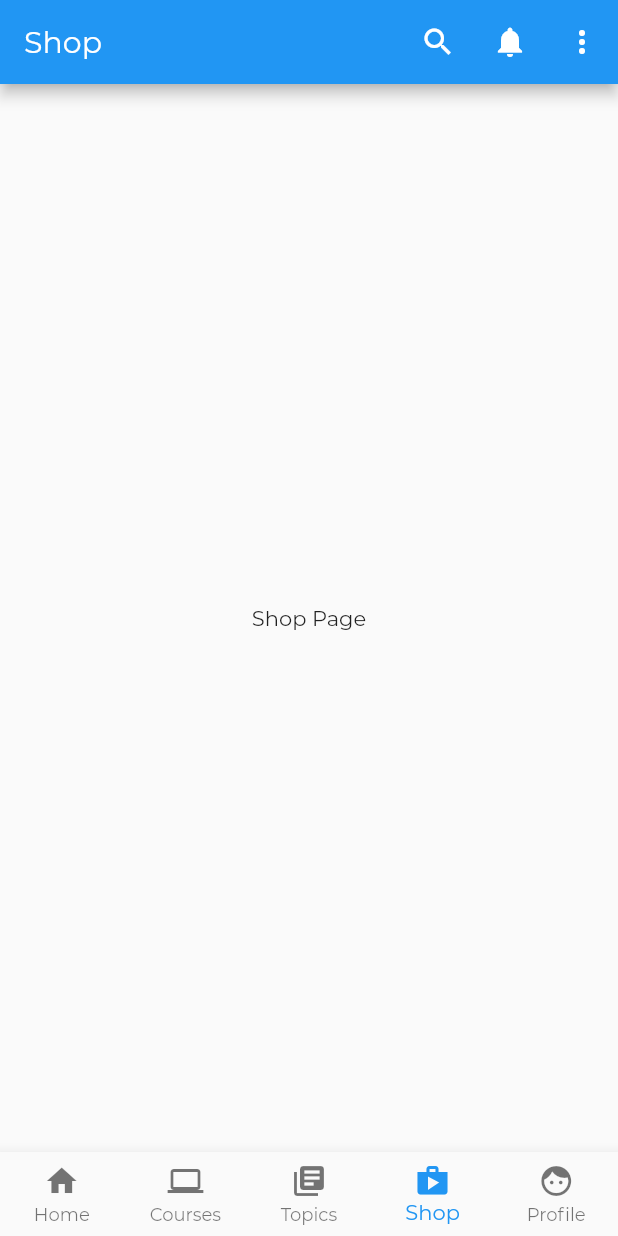
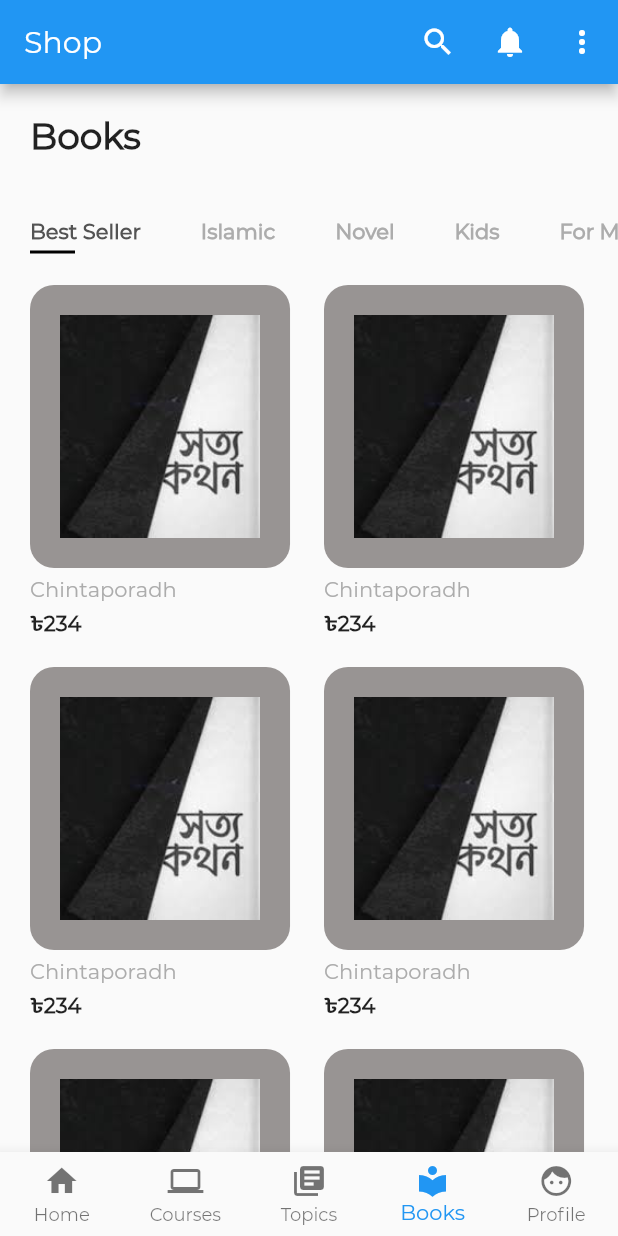
Before and after one commit to mahidul-islam/arrijal_flutter, a Flutter app: the screen it shows after launch, item 4 of the bottom bar chosen, on a phone screen of 412 x 824 dp. Run offline on Flutter 3.47's test engine with Material 2 defaults, Android fonts, the phone set to English and light mode, and no system bars; our stand-ins replace animated_theme_switcher, flutter_login, flutter_screenutil, line_awesome_flutter; missing offline and left inert: rubber.

Commit message:
added book details page

```diff
--- /dev/null
+++ b/lib/book_category.dart
@@ -0,0 +1,64 @@
+import 'package:flutter/material.dart';
+import 'data.dart';
+
+class BookCategory extends StatefulWidget {
+  @override
+  _BookCategoryState createState() => _BookCategoryState();
+}
+
+class _BookCategoryState extends State<BookCategory> {
+  List<String> categories = [
+    "Best Seller",
+    "Islamic",
+    "Novel",
+    "Kids",
+    "For Men",
+    "For Women",
+  ];
+  int selectedIndex = 0;
+  @override
+  Widget build(BuildContext context) {
+    return Padding(
+      padding: const EdgeInsets.symmetric(vertical: kDefaultPaddin),
+      child: SizedBox(
+        height: 25,
+        child: ListView.builder(
+          scrollDirection: Axis.horizontal,
+          itemCount: categories.length,
+          itemBuilder: (context, index) => buildCategory(index),
+        ),
+      ),
+    );
+  }
+
+  Widget buildCategory(int index) {
+    return GestureDetector(
+      onTap: () {
+        setState(() {
+          selectedIndex = index;
+        });
+      },
+      child: Padding(
+        padding: const EdgeInsets.symmetric(horizontal: kDefaultPaddin),
+        child: Column(
+          crossAxisAlignment: CrossAxisAlignment.start,
+          children: <Widget>[
+            Text(
+              categories[index],
+              style: TextStyle(
+                fontWeight: FontWeight.bold,
+                color: selectedIndex == index ? kTextColor : kTextLightColor,
+              ),
+            ),
+            Container(
+              margin: EdgeInsets.only(top: kDefaultPaddin / 4), //top padding 5
+              height: 2,
+              width: 30,
+              color: selectedIndex == index ? Colors.black : Colors.transparent,
+            )
+          ],
+        ),
+      ),
+    );
+  }
+}
--- /dev/null
+++ b/lib/book_item_card.dart
@@ -0,0 +1,49 @@
+import 'package:flutter/material.dart';
+import 'data.dart';
+
+class ItemCard extends StatelessWidget {
+  final Product product;
+  final Function press;
+  const ItemCard({
+    Key key,
+    this.product,
+    this.press,
+  }) : super(key: key);
+
+  @override
+  Widget build(BuildContext context) {
+    return GestureDetector(
+      onTap: press,
+      child: Column(
+        crossAxisAlignment: CrossAxisAlignment.start,
+        children: <Widget>[
+          Expanded(
+            child: Container(
+              padding: EdgeInsets.all(kDefaultPaddin),
+              decoration: BoxDecoration(
+                color: product.color,
+                borderRadius: BorderRadius.circular(16),
+              ),
+              child: Hero(
+                tag: "${product.id}",
+                child: Image.asset(product.image),
+              ),
+            ),
+          ),
+          Padding(
+            padding: const EdgeInsets.symmetric(vertical: kDefaultPaddin / 4),
+            child: Text(
+              // products is out demo list
+              product.title,
+              style: TextStyle(color: kTextLightColor),
+            ),
+          ),
+          Text(
+            "\৳${product.price}",
+            style: TextStyle(fontWeight: FontWeight.bold),
+          )
+        ],
+      ),
+    );
+  }
+}
--- /dev/null
+++ b/lib/books_list_page.dart
@@ -0,0 +1,58 @@
+import 'package:flutter/material.dart';
+import 'book_category.dart';
+import 'data.dart';
+import 'book_item_card.dart';
+import 'book_details_page.dart';
+
+class BookListScreen extends StatefulWidget {
+  @override
+  _BookListScreenState createState() => _BookListScreenState();
+}
+
+class _BookListScreenState extends State<BookListScreen> {
+  @override
+  Widget build(BuildContext context) {
+    return Column(
+      crossAxisAlignment: CrossAxisAlignment.start,
+      children: <Widget>[
+        Padding(
+          padding: const EdgeInsets.symmetric(
+              horizontal: kDefaultPaddin, vertical: kDefaultPaddin),
+          child: Text(
+            "Books",
+            style: Theme.of(context)
+                .textTheme
+                .headline5
+                .copyWith(fontWeight: FontWeight.bold),
+          ),
+        ),
+        BookCategory(),
+        Expanded(
+          child: Padding(
+            padding: const EdgeInsets.symmetric(horizontal: kDefaultPaddin),
+            child: GridView.builder(
+              itemCount: products.length,
+              gridDelegate: SliverGridDelegateWithFixedCrossAxisCount(
+                crossAxisCount: 2,
+                mainAxisSpacing: kDefaultPaddin,
+                crossAxisSpacing: kDefaultPaddin,
+                childAspectRatio: 0.75,
+              ),
+              itemBuilder: (context, index) => ItemCard(
+                product: products[index],
+                press: () => Navigator.push(
+                  context,
+                  MaterialPageRoute(
+                    builder: (context) => BookDetailsPage(
+                      product: products[index],
+                    ),
+                  ),
+                ),
+              ),
+            ),
+          ),
+        ),
+      ],
+    );
+  }
+}
--- a/lib/dashboard_screen.dart
+++ b/lib/dashboard_screen.dart
@@ -1,4 +1,4 @@
-import 'package:ArRijal/shop_items.dart';
+import 'books_list_page.dart';
 import 'package:flutter/material.dart';
 import 'profile.dart';
 import 'single_course.dart';
@@ -79,7 +79,7 @@ class _DashBoardState extends State<DashBoard> {
         );
       }
       if (choice == 3) {
-        return ShopScreen();
+        return BookListScreen();
       }
       if (choice == 4) {
         return Profile();
@@ -115,8 +115,8 @@ class _DashBoardState extends State<DashBoard> {
             title: Text('Topics'),
           ),
           BottomNavigationBarItem(
-            icon: Icon(Icons.shop),
-            title: Text('Shop'),
+            icon: Icon(Icons.local_library),
+            title: Text('Books'),
           ),
           BottomNavigationBarItem(
             icon: Icon(Icons.face),
--- a/lib/data.dart
+++ b/lib/data.dart
@@ -1,3 +1,10 @@
+import 'package:flutter/material.dart';
+
+const kTextColor = Color(0xFF535353);
+const kTextLightColor = Color(0xFFACACAC);
+
+const kDefaultPaddin = 20.0;
+
 var data = [
   {'name': 'iphone', 'des': 'description', 'price': 101, 'image': 'iphone.jpg'},
   {'name': 'laptop', 'des': 'description', 'price': 200, 'image': 'laptop.jpg'},
@@ -46,4 +53,75 @@ var alerts = [
 const users = const {
   'dribbble@gmail.com': '12345',
   'hunter@gmail.com': 'hunter',
+  'a@b.com': 'demo',
 };
+
+class Product {
+  final String image, title, description;
+  final int price, size, id;
+  final Color color;
+  Product({
+    this.id,
+    this.image,
+    this.title,
+    this.price,
+    this.description,
+    this.size,
+    this.color,
+  });
+}
+
+List<Product> products = [
+  Product(
+      id: 1,
+      title: "Chintaporadh",
+      price: 234,
+      size: 12,
+      description: dummyText,
+      image: "assets/images/book2.jpeg",
+      color: Color(0xFF989493)),
+  Product(
+      id: 2,
+      title: "Chintaporadh",
+      price: 234,
+      size: 12,
+      description: dummyText,
+      image: "assets/images/book2.jpeg",
+      color: Color(0xFF989493)),
+  Product(
+      id: 3,
+      title: "Chintaporadh",
+      price: 234,
+      size: 12,
+      description: dummyText,
+      image: "assets/images/book2.jpeg",
+      color: Color(0xFF989493)),
+  Product(
+      id: 4,
+      title: "Chintaporadh",
+      price: 234,
+      size: 12,
+      description: dummyText,
+      image: "assets/images/book2.jpeg",
+      color: Color(0xFF989493)),
+  Product(
+      id: 5,
+      title: "Chintaporadh",
+      price: 234,
+      size: 12,
+      description: dummyText,
+      image: "assets/images/book2.jpeg",
+      color: Color(0xFF989493)),
+  Product(
+    id: 6,
+    title: "Chintaporadh",
+    price: 234,
+    size: 12,
+    description: dummyText,
+    image: "assets/images/book2.jpeg",
+    color: Color(0xFF989493),
+  ),
+];
+
+String dummyText =
+    "Lorem Ipsum is simply dummy text of the printing and typesetting industry. Lorem Ipsum has been the industry's standard dummy text ever since. When an unknown printer took a galley.";
--- a/lib/post_list.dart
+++ b/lib/post_list.dart
@@ -63,7 +63,7 @@ class SinglePostListItem extends StatelessWidget {
                     children: <Widget>[
                       Icon(
                         Icons.star,
-                        color: Colors.red[500],
+                        // color: Colors.red[500],
                       ),
                       Text('4.5'),
                     ],
--- a/lib/shop_items.dart
+++ /dev/null
@@ -1,19 +0,0 @@
-import 'package:flutter/material.dart';
-
-class ShopScreen extends StatefulWidget {
-  @override
-  _ShopScreenState createState() => _ShopScreenState();
-}
-
-class _ShopScreenState extends State<ShopScreen> {
-  @override
-  Widget build(BuildContext context) {
-    return Container(
-      child: Center(
-        child: Text(
-          'Shop Page',
-        ),
-      ),
-    );
-  }
-}
```
Also changed, not shown: lib/book_details_page.dart (added, +334 -0 lines), lib/book_details_upper.dart (added, +61 -0 lines), assets/images/book1.jpg (added), assets/images/book2.jpeg (added).
